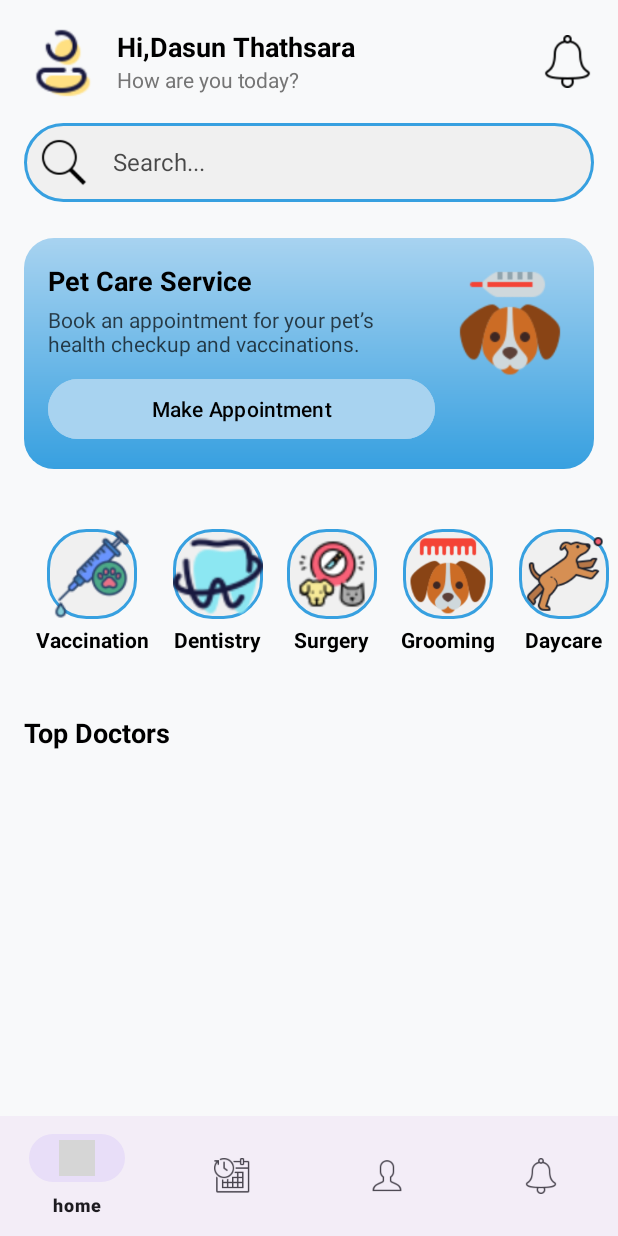
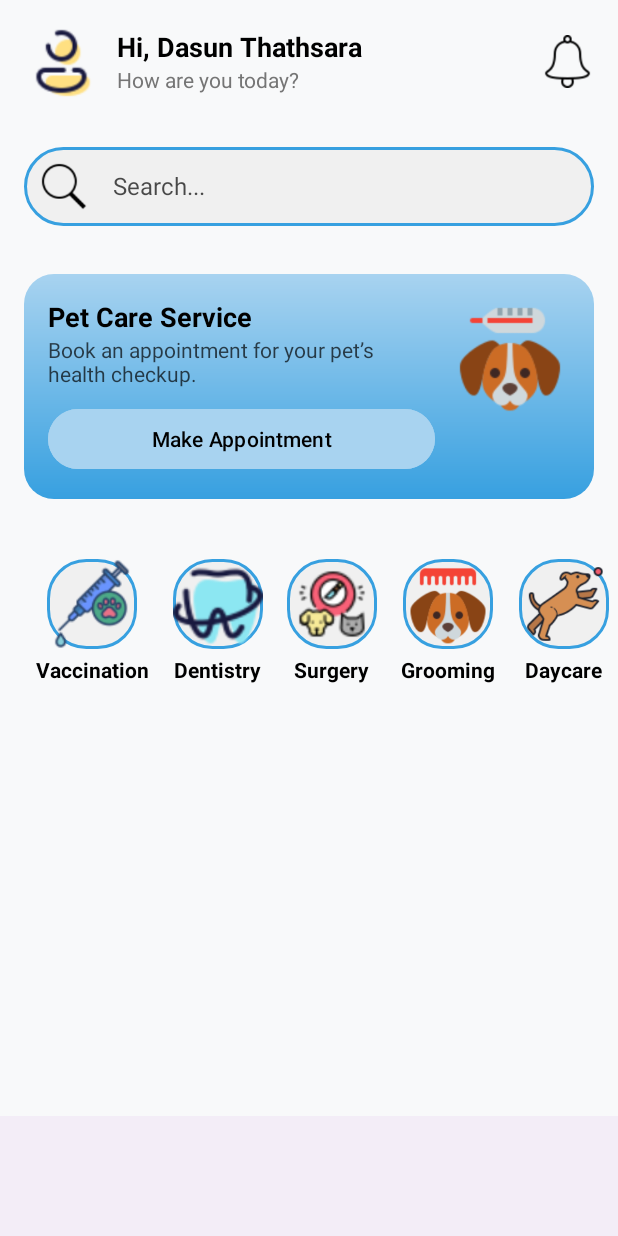
Before and after one commit to dasunthathsaraqw/pet_care_mobile_app, an Android app: the layout activity_home_page.xml on its own in the app's theme, with its tools: preview values and no code run, on a phone screen of 412 x 824 dp. Run offline under Robolectric (Android 15) with nearby library versions, the phone set to English and light mode, and no system bars; grey boxes are pictures that could not be loaded.

Commit message:
Initial commit

```diff
--- a/app/src/main/java/com/example/reallabexam02/DoctorAdapter.kt
+++ b/app/src/main/java/com/example/reallabexam02/DoctorAdapter.kt
@@ -12,7 +12,7 @@ import androidx.recyclerview.widget.RecyclerView
 
 class DoctorAdapter(
     private val context: Context,
-    private val doctorsList: List<Doctor>
+    private val doctorsList: MutableList<Doctor> // Changed to MutableList for dynamic updates
 ) : RecyclerView.Adapter<DoctorAdapter.DoctorViewHolder>() {
 
     class DoctorViewHolder(itemView: View) : RecyclerView.ViewHolder(itemView) {
@@ -29,7 +29,6 @@ class DoctorAdapter(
         val view = LayoutInflater.from(parent.context).inflate(R.layout.item_doctor_card, parent, false)
         return DoctorViewHolder(view)
     }
-
 
     override fun onBindViewHolder(holder: DoctorViewHolder, position: Int) {
         val doctor = doctorsList[position]
--- a/app/src/main/res/layout/activity_home_page.xml
+++ b/app/src/main/res/layout/activity_home_page.xml
@@ -8,6 +8,7 @@
     android:background="@color/white"
     tools:context=".MainActivity">
 
+    <!-- Main Content Frame -->
     <FrameLayout
         android:id="@+id/frame_layout"
         android:layout_width="0dp"
@@ -17,30 +18,13 @@
         app:layout_constraintStart_toStartOf="parent"
         app:layout_constraintTop_toTopOf="parent">
 
-    </FrameLayout>
-
-    <com.google.android.material.bottomnavigation.BottomNavigationView
-        android:id="@+id/bottomNavigationView"
-        android:layout_width="0dp"
-        android:layout_height="wrap_content"
-        app:layout_constraintBottom_toBottomOf="parent"
-        app:layout_constraintEnd_toEndOf="parent"
-        app:menu="@menu/menu"
-        app:layout_constraintStart_toStartOf="parent">
-
-    </com.google.android.material.bottomnavigation.BottomNavigationView>
-
-    <?xml version="1.0" encoding="utf-8"?>
-    <LinearLayout xmlns:android="http://schemas.android.com/apk/res/android"
-        xmlns:app="http://schemas.android.com/apk/res-auto"
-        xmlns:tools="http://schemas.android.com/tools"
+        <LinearLayout
             android:layout_width="match_parent"
             android:layout_height="match_parent"
             android:orientation="vertical"
-        android:background="#F8F9FA"
-        tools:context=".MainActivity">
+            android:background="#F8F9FA">
 
-        <!-- Top Section: Profile & Search -->
+            <!-- Top Section -->
             <LinearLayout
                 android:layout_width="match_parent"
                 android:layout_height="wrap_content"
@@ -48,7 +32,6 @@
                 android:orientation="horizontal"
                 android:gravity="center_vertical">
 
-            <!-- Profile Image -->
                 <ImageView
                     android:id="@+id/profileImage"
                     android:layout_width="50dp"
@@ -56,19 +39,18 @@
                     android:src="@drawable/user_home"
                     android:scaleType="centerCrop" />
 
-            <!-- Greeting Text -->
                 <LinearLayout
-                android:layout_width="wrap_content"
+                    android:layout_width="0dp"
                     android:layout_height="wrap_content"
                     android:orientation="vertical"
                     android:layout_marginStart="12dp"
-                android:layout_weight="1">   <!-- This pushes the notification icon to the right -->
+                    android:layout_weight="1">
 
                     <TextView
                         android:id="@+id/greetingText"
                         android:layout_width="wrap_content"
                         android:layout_height="wrap_content"
-                    android:text="Hi,Dasun Thathsara"
+                        android:text="Hi, Dasun Thathsara"
                         android:textSize="18sp"
                         android:textStyle="bold"
                         android:textColor="#000000" />
@@ -82,7 +64,6 @@
                         android:textColor="#757575" />
                 </LinearLayout>
 
-            <!-- Notification Icon (Moved to the Right) -->
                 <ImageView
                     android:id="@+id/notificationIcon"
                     android:layout_width="35dp"
@@ -91,20 +72,16 @@
                     android:layout_marginStart="10dp" />
             </LinearLayout>
 
-
+            <!-- Search Bar -->
             <LinearLayout
                 android:layout_width="match_parent"
                 android:layout_height="wrap_content"
                 android:orientation="horizontal"
                 android:background="@drawable/search_background"
                 android:padding="1dp"
-            android:layout_marginStart="16dp"
-            android:layout_marginEnd="16dp"
-            android:gravity="center_vertical"
-            android:layout_marginHorizontal="5dp"
-            android:layout_marginBottom="8dp">
+                android:layout_margin="16dp"
+                android:gravity="center_vertical">
 
-            <!-- Search Icon -->
                 <ImageView
                     android:id="@+id/searchIcon"
                     android:layout_width="50dp"
@@ -112,7 +89,6 @@
                     android:src="@drawable/ic_search"
                     android:padding="8dp" />
 
-            <!-- Search Bar -->
                 <EditText
                     android:id="@+id/searchBar"
                     android:layout_width="0dp"
@@ -127,10 +103,7 @@
                     android:inputType="text" />
             </LinearLayout>
 
-
-
-
-        <!-- Pet Care Service Banner -->
+            <!-- Pet Care Banner -->
             <LinearLayout
                 android:layout_width="match_parent"
                 android:layout_height="wrap_content"
@@ -154,47 +127,33 @@
                         android:textStyle="bold"
                         android:textColor="#000000" />
 
-
-                <LinearLayout
-                    android:layout_width="wrap_content"
-                    android:layout_height="wrap_content"
-                    android:orientation="horizontal"
-                    android:gravity="center_vertical"
-                    android:layout_marginTop="4dp">
-
                     <TextView
                         android:id="@+id/petCareSubtitle"
                         android:layout_width="wrap_content"
                         android:layout_height="wrap_content"
-                        android:text="Book an appointment for your pet’s health checkup and vaccinations."
+                        android:text="Book an appointment for your pet’s health checkup."
                         android:textSize="14sp"
                         android:textColor="@color/black"
                         android:alpha="0.7"
                         android:layout_marginEnd="8dp"/>
 
-
-                </LinearLayout>
-
                     <Button
                         android:layout_width="match_parent"
-                    android:layout_marginTop="10dp"
-                    android:padding="5dp"
+                        android:layout_height="wrap_content"
                         android:text="Make Appointment"
                         android:textColor="@color/black"
                         android:backgroundTint="@color/btnBack"
-                    android:layout_height="match_parent"/>
+                        android:layout_marginTop="10dp"
+                        android:padding="5dp"/>
                 </LinearLayout>
 
-            <!-- Pet Image at the Far Right -->
                 <ImageView
                     android:id="@+id/petImage"
                     android:layout_width="80dp"
                     android:layout_height="80dp"
                     android:src="@drawable/bg_pet_icon"
                     android:layout_marginStart="10dp" />
-
             </LinearLayout>
-
 
             <HorizontalScrollView
                 android:layout_width="match_parent"
@@ -220,32 +179,24 @@
                 </LinearLayout>
             </HorizontalScrollView>
 
-
-        <!-- Top Doctors Section -->
-        <TextView
-            android:id="@+id/topDoctorsText"
-            android:layout_width="wrap_content"
-            android:layout_height="wrap_content"
-            android:text="Top Doctors"
-            android:textSize="18sp"
-            android:textStyle="bold"
-            android:textColor="#000000"
-            android:layout_margin="16dp" />
-
-
-
+            <!-- RecyclerView -->
             <androidx.recyclerview.widget.RecyclerView
                 android:id="@+id/doctorRecyclerView"
                 android:layout_width="match_parent"
                 android:layout_height="match_parent"
-                android:padding="16dp"/>
-
-
-
-
-
-
-
+                android:padding="8dp"
+                android:scrollbars="vertical" />
         </LinearLayout>
 
+    </FrameLayout>
+
+    <!-- Bottom Navigation View -->
+    <com.google.android.material.bottomnavigation.BottomNavigationView
+        android:id="@+id/bottomNavigationView"
+        android:layout_width="0dp"
+        android:layout_height="wrap_content"
+        app:layout_constraintBottom_toBottomOf="parent"
+        app:layout_constraintEnd_toEndOf="parent"
+        app:layout_constraintStart_toStartOf="parent"/>
+
 </androidx.constraintlayout.widget.ConstraintLayout>
--- a/app/src/main/res/layout/activity_notification_page.xml
+++ b/app/src/main/res/layout/activity_notification_page.xml
@@ -1,4 +1,5 @@
 <?xml version="1.0" encoding="utf-8"?>
+
 <androidx.constraintlayout.widget.ConstraintLayout xmlns:android="http://schemas.android.com/apk/res/android"
     xmlns:app="http://schemas.android.com/apk/res-auto"
     xmlns:tools="http://schemas.android.com/tools"
@@ -18,8 +19,7 @@
 
     </com.google.android.material.bottomnavigation.BottomNavigationView>
 
-    <?xml version="1.0" encoding="utf-8"?>
-    <LinearLayout xmlns:android="http://schemas.android.com/apk/res/android"
+    <LinearLayout
         android:layout_width="match_parent"
         android:layout_height="match_parent"
         android:orientation="vertical"
--- a/app/src/main/res/layout/card_background.xml
+++ /dev/null
@@ -1,6 +0,0 @@
-<?xml version="1.0" encoding="utf-8"?>
-<androidx.constraintlayout.widget.ConstraintLayout xmlns:android="http://schemas.android.com/apk/res/android"
-             android:layout_width="match_parent"
-             android:layout_height="match_parent">
-
-</androidx.constraintlayout.widget.ConstraintLayout>
--- a/app/src/main/res/layout/gradient_rank_bg.xml
+++ /dev/null
@@ -1,6 +0,0 @@
-<?xml version="1.0" encoding="utf-8"?>
-<androidx.constraintlayout.widget.ConstraintLayout xmlns:android="http://schemas.android.com/apk/res/android"
-    android:layout_width="match_parent"
-    android:layout_height="match_parent">
-
-</androidx.constraintlayout.widget.ConstraintLayout>
```
Also changed, not shown: app/src/main/java/com/example/reallabexam02/DoctorActivity.kt (+5 -6 lines), app/src/main/res/layout/activity_ststus.xml (+18 -26 lines), app/src/main/res/layout/doctor_item.xml (deleted, +0 -137 lines), app/src/main/res/layout/item_doctor_card.xml (deleted, +0 -97 lines), app/src/main/res/layout/top_doctor_badge_bg.xml (deleted, +0 -12 lines), app/src/main/res/drawable/doctor_placeholder.jpg (deleted). Lines whose indentation alone changed are shown as unchanged.
